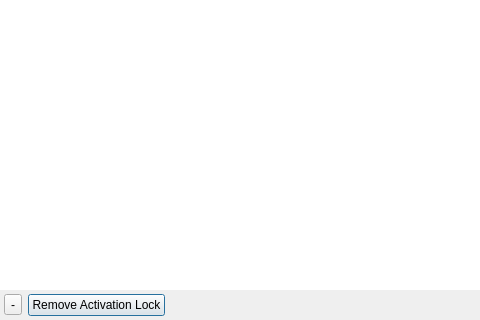
fw-dev/translations, file FWAdminLib/activationlockbypass/ALBAssistant.ui: the form before one commit; both pictures show x 0 to 480 and y 285 to 605 of the 894 by 605 pixel window.
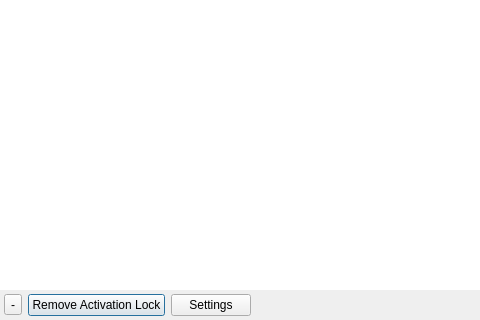
The form after the commit. Custom widgets are drawn as their Qt base class.

```diff
--- a/FWAdminLib/activationlockbypass/ALBAssistant.ui
+++ b/FWAdminLib/activationlockbypass/ALBAssistant.ui
@@ -168,18 +168,15 @@
           </widget>
          </item>
          <item>
-          <widget class="CircularProgressIndicator" name="circ" native="true"/>
-         </item>
-         <item>
-          <widget class="CircularProgressIndicator" name="deviceCirc" native="true">
-           <property name="minimumSize">
-            <size>
-             <width>16</width>
-             <height>16</height>
-            </size>
+          <widget class="QPushButton" name="settingsButton">
+           <property name="text">
+            <string>Settings</string>
            </property>
           </widget>
          </item>
+         <item>
+          <widget class="CircularProgressIndicator" name="circ" native="true"/>
+         </item>
          <item>
           <spacer name="horizontalSpacer_8">
            <property name="orientation">
```
